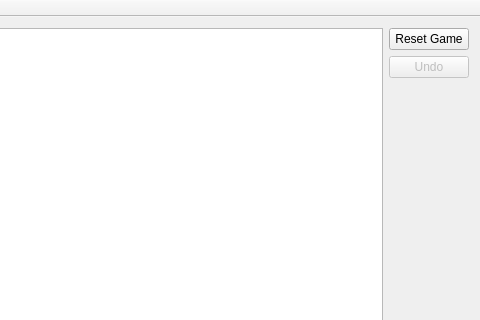
The window that mainwindow.ui (AdamSLevy/Checkers_QtGUI) describes before a commit, drawn with Qt 5; both pictures show x 248 to 728 and y 0 to 320 of the 728 by 742 pixel window.
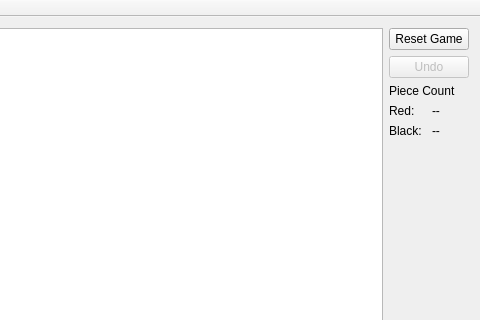
The same window after the commit.

Commit message: Added piece count to GUI

The edit to the form file:
```diff
--- a/mainwindow.ui
+++ b/mainwindow.ui
@@ -37,6 +37,45 @@
         </property>
        </widget>
       </item>
+      <item>
+       <layout class="QGridLayout" name="gridLayout">
+        <item row="0" column="0" colspan="2">
+         <widget class="QLabel" name="countLab">
+          <property name="text">
+           <string>Piece Count</string>
+          </property>
+         </widget>
+        </item>
+        <item row="1" column="0">
+         <widget class="QLabel" name="redLab">
+          <property name="text">
+           <string>Red: </string>
+          </property>
+         </widget>
+        </item>
+        <item row="1" column="1">
+         <widget class="QLabel" name="redVal">
+          <property name="text">
+           <string>--</string>
+          </property>
+         </widget>
+        </item>
+        <item row="2" column="0">
+         <widget class="QLabel" name="blkLab">
+          <property name="text">
+           <string>Black:</string>
+          </property>
+         </widget>
+        </item>
+        <item row="2" column="1">
+         <widget class="QLabel" name="blkVal">
+          <property name="text">
+           <string>--</string>
+          </property>
+         </widget>
+        </item>
+       </layout>
+      </item>
       <item>
        <spacer name="verticalSpacer">
         <property name="orientation">
```
The commit also changes 1 other file.
